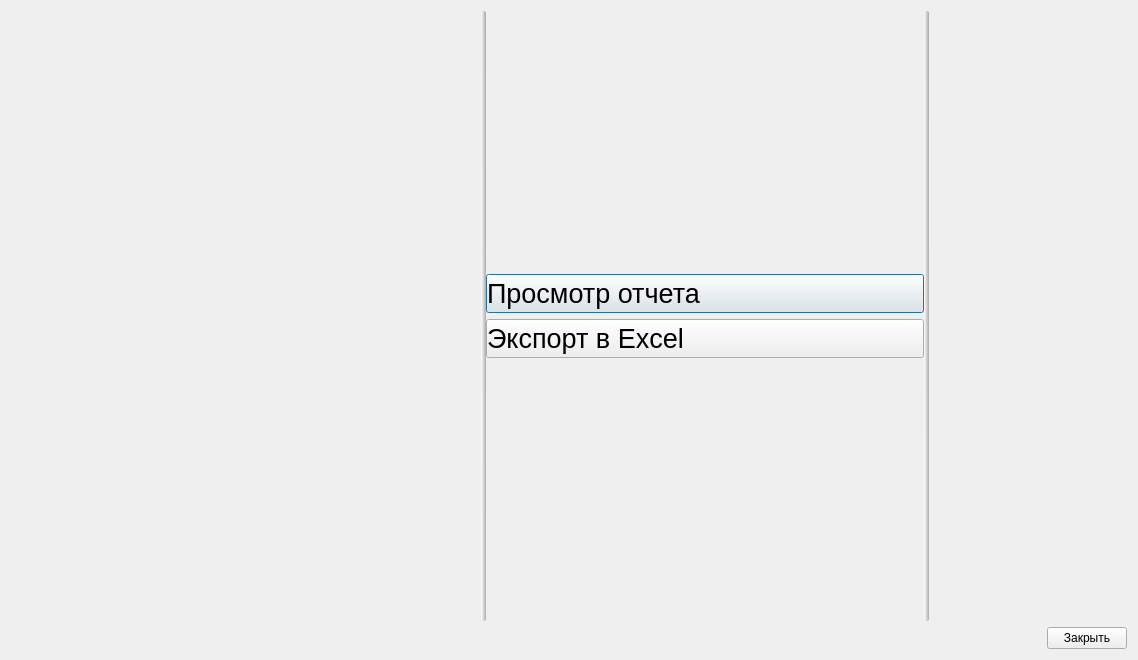
Old version of the form FuelNameDialog/fuelnamedialog.ui in the repository rust3128/MPosUtilities.
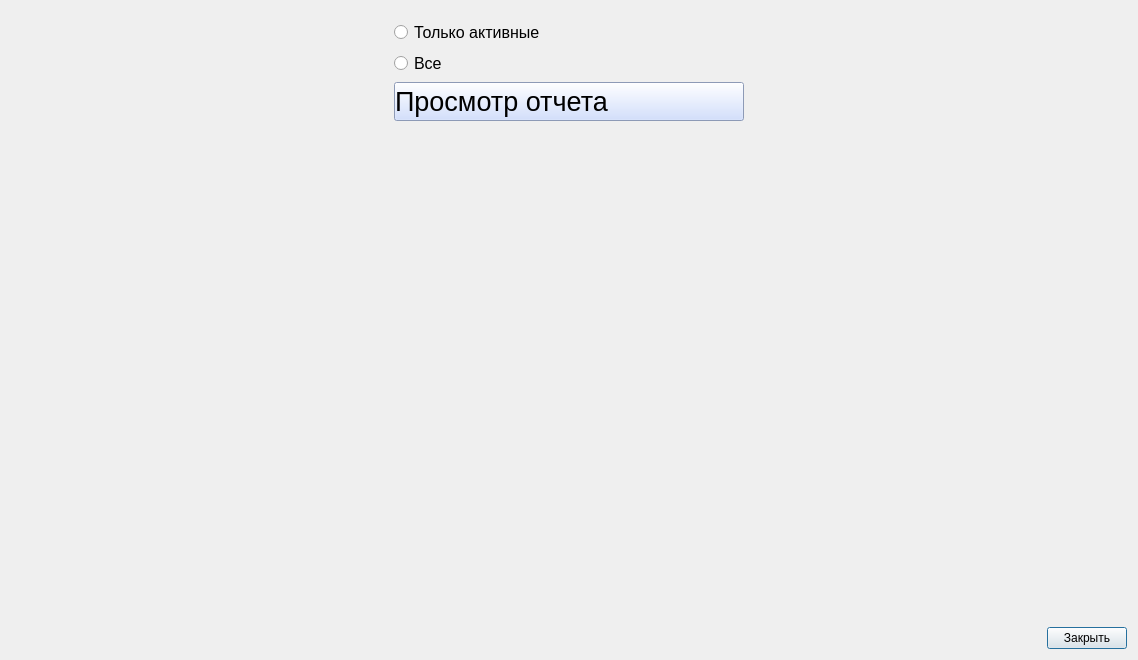
New version of the form. Icons and pictures are not drawn. Custom widgets are drawn as their Qt base class.

Patch:
```diff
--- a/FuelNameDialog/fuelnamedialog.ui
+++ b/FuelNameDialog/fuelnamedialog.ui
@@ -19,122 +19,25 @@
   </property>
   <layout class="QGridLayout" name="gridLayout">
    <item row="0" column="0">
-    <widget class="QSplitter" name="splitter">
-     <property name="styleSheet">
-      <string notr="true">QSplitter::handle {
-background :qlineargradient(spread:pad, x1:0.993909, y1:0.455, x2:0, y2:0.511, stop:0 rgba(172, 172, 172, 255), stop:1 rgba(255, 255, 255, 255));
-width: 5px;
-height: 5px;
-
-border-radius: 2px;
-}
-QSplitterHandle::hover{}
-QSplitter::handle:horizontal:hover {background:qlineargradient(spread:pad, x1:0, y1:0, x2:1, y2:0, stop:0 rgba(102, 102, 102, 255), stop:1 rgba(255, 255, 255, 255));}</string>
+    <widget class="SelectTerminalsForm" name="widgetSelectTerminals" native="true">
+     <property name="minimumSize">
+      <size>
+       <width>0</width>
+       <height>0</height>
+      </size>
      </property>
-     <property name="orientation">
-      <enum>Qt::Horizontal</enum>
+     <property name="maximumSize">
+      <size>
+       <width>16777215</width>
+       <height>16777215</height>
+      </size>
      </property>
-     <property name="childrenCollapsible">
-      <bool>false</bool>
-     </property>
-     <widget class="SelectTerminalsForm" name="widgetSelectTerminals" native="true">
-      <property name="minimumSize">
-       <size>
-        <width>370</width>
-        <height>0</height>
-       </size>
-      </property>
-      <property name="maximumSize">
-       <size>
-        <width>470</width>
-        <height>16777215</height>
-       </size>
-      </property>
-     </widget>
-     <widget class="QWidget" name="">
-      <layout class="QVBoxLayout" name="verticalLayout">
-       <item>
-        <spacer name="verticalSpacer">
-         <property name="orientation">
-          <enum>Qt::Vertical</enum>
-         </property>
-         <property name="sizeHint" stdset="0">
-          <size>
-           <width>20</width>
-           <height>40</height>
-          </size>
-         </property>
-        </spacer>
-       </item>
-       <item>
-        <widget class="QPushButton" name="pushButtonView">
-         <property name="font">
-          <font>
-           <pointsize>20</pointsize>
-          </font>
-         </property>
-         <property name="styleSheet">
-          <string notr="true">text-align: left;</string>
-         </property>
-         <property name="text">
-          <string>Просмотр отчета</string>
-         </property>
-         <property name="icon">
-          <iconset resource="../resourses.qrc">
-           <normaloff>:/Images/view.png</normaloff>:/Images/view.png</iconset>
-         </property>
-         <property name="iconSize">
-          <size>
-           <width>128</width>
-           <height>128</height>
-          </size>
-         </property>
-        </widget>
-       </item>
-       <item>
-        <widget class="QPushButton" name="pushButtonExcel">
-         <property name="font">
-          <font>
-           <pointsize>20</pointsize>
-          </font>
-         </property>
-         <property name="styleSheet">
-          <string notr="true">text-align: left;</string>
-         </property>
-         <property name="text">
-          <string>Экспорт в Excel</string>
-         </property>
-         <property name="icon">
-          <iconset resource="../resourses.qrc">
-           <normaloff>:/Images/Excel.png</normaloff>:/Images/Excel.png</iconset>
-         </property>
-         <property name="iconSize">
-          <size>
-           <width>128</width>
-           <height>128</height>
-          </size>
-         </property>
-        </widget>
-       </item>
-       <item>
-        <spacer name="verticalSpacer_2">
-         <property name="orientation">
-          <enum>Qt::Vertical</enum>
-         </property>
-         <property name="sizeHint" stdset="0">
-          <size>
-           <width>20</width>
-           <height>40</height>
-          </size>
-         </property>
-        </spacer>
-       </item>
-      </layout>
-     </widget>
-     <widget class="ViewProgressForm" name="widgetProgress" native="true"/>
     </widget>
    </item>
-   <item row="1" column="0">
+   <item row="0" column="2">
+    <widget class="ViewProgressForm" name="widgetProgress" native="true"/>
+   </item>
+   <item row="1" column="0" colspan="3">
     <layout class="QHBoxLayout" name="horizontalLayout">
      <item>
       <spacer name="horizontalSpacer">
@@ -162,6 +65,76 @@
      </item>
     </layout>
    </item>
+   <item row="0" column="1" alignment="Qt::AlignTop">
+    <widget class="QFrame" name="frameSelect">
+     <layout class="QGridLayout" name="gridLayout_2">
+      <item row="0" column="0">
+       <widget class="QRadioButton" name="radioButtonActiv">
+        <property name="font">
+         <font>
+          <pointsize>12</pointsize>
+         </font>
+        </property>
+        <property name="styleSheet">
+         <string notr="true">QRadioButton::indicator::unchecked{	image: url(:/Images/radio_button_unchecked.png);}
+QRadioButton::indicator::checked{image: url(:/Images/radio_button_checked.png);}</string>
+        </property>
+        <property name="text">
+         <string>Только активные</string>
+        </property>
+       </widget>
+      </item>
+      <item row="1" column="0">
+       <widget class="QRadioButton" name="radioButtonAll">
+        <property name="font">
+         <font>
+          <pointsize>12</pointsize>
+         </font>
+        </property>
+        <property name="styleSheet">
+         <string notr="true">QRadioButton::indicator::unchecked{	image: url(:/Images/radio_button_unchecked.png);}
+QRadioButton::indicator::checked{image: url(:/Images/radio_button_checked.png);}</string>
+        </property>
+        <property name="text">
+         <string>Все</string>
+        </property>
+       </widget>
+      </item>
+      <item row="2" column="0">
+       <widget class="QPushButton" name="pushButtonView">
+        <property name="font">
+         <font>
+          <pointsize>20</pointsize>
+         </font>
+        </property>
+        <property name="styleSheet">
+         <string notr="true">text-align: left;
+background-color: rgb(198, 215, 255);</string>
+        </property>
+        <property name="text">
+         <string>Просмотр отчета</string>
+        </property>
+        <property name="icon">
+         <iconset resource="../resourses.qrc">
+          <normaloff>:/Images/view.png</normaloff>:/Images/view.png</iconset>
+        </property>
+        <property name="iconSize">
+         <size>
+          <width>128</width>
+          <height>128</height>
+         </size>
+        </property>
+        <property name="autoRepeat">
+         <bool>false</bool>
+        </property>
+        <property name="flat">
+         <bool>false</bool>
+        </property>
+       </widget>
+      </item>
+     </layout>
+    </widget>
+   </item>
   </layout>
  </widget>
  <customwidgets>
```
